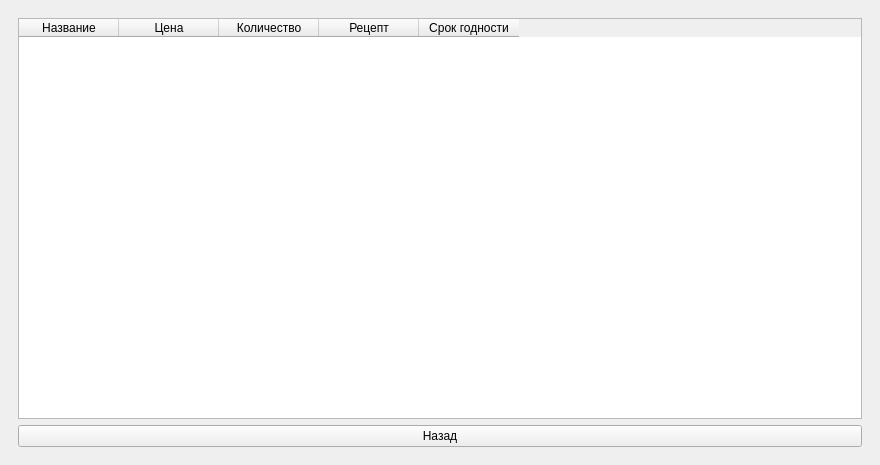
Before: the Qt Designer form mainwindow.ui in Toxicattack4up/AptekaService, drawn with Qt 5.
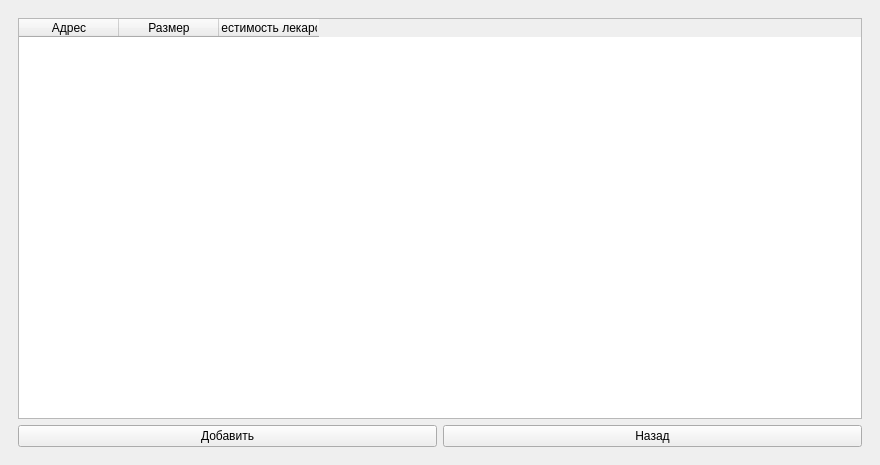
After: the same form once the commit is applied.

Commit message: Морская болезнь исчезнет, если зайти на эту страницу

Diff of the .ui file:
```diff
--- a/mainwindow.ui
+++ b/mainwindow.ui
@@ -24,7 +24,7 @@
     <item row="0" column="0">
      <widget class="QStackedWidget" name="stackedWidget">
       <property name="currentIndex">
-       <number>5</number>
+       <number>2</number>
       </property>
       <widget class="QWidget" name="page">
        <layout class="QGridLayout" name="gridLayout_3">
@@ -192,6 +192,47 @@
         </item>
        </layout>
       </widget>
+      <widget class="QWidget" name="page_view_pharmacy">
+       <layout class="QGridLayout" name="gridLayout_8">
+        <item row="0" column="0">
+         <layout class="QGridLayout" name="gridLayout_2">
+          <item row="1" column="0">
+           <widget class="QPushButton" name="add_pushButton">
+            <property name="text">
+             <string>Добавить</string>
+            </property>
+           </widget>
+          </item>
+          <item row="1" column="1">
+           <widget class="QPushButton" name="back_pushButton_2">
+            <property name="text">
+             <string>Назад</string>
+            </property>
+           </widget>
+          </item>
+          <item row="0" column="0" colspan="2">
+           <widget class="QTableWidget" name="pharmacy_table">
+            <column>
+             <property name="text">
+              <string>Адрес</string>
+             </property>
+            </column>
+            <column>
+             <property name="text">
+              <string>Размер</string>
+             </property>
+            </column>
+            <column>
+             <property name="text">
+              <string>Вместимость лекарств</string>
+             </property>
+            </column>
+           </widget>
+          </item>
+         </layout>
+        </item>
+       </layout>
+      </widget>
       <widget class="QWidget" name="page_3">
        <layout class="QGridLayout" name="gridLayout_9">
         <item row="0" column="0">
```
